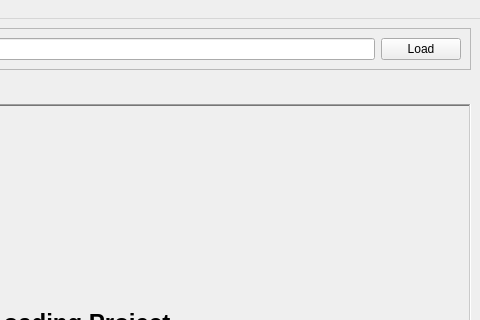
Above: ui/mainwindow.ui from adazem009/QScratchRuntime before the change; both pictures show x 320 to 800 and y 0 to 320 of the 800 by 600 pixel window. Below: the same form after it.
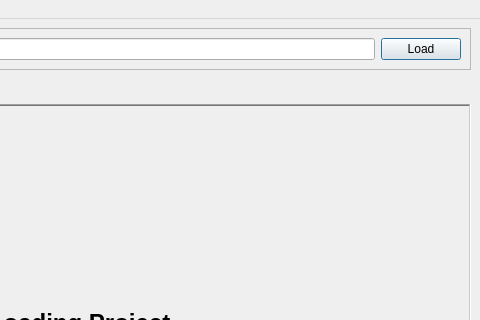
That is the form after the change.

Commit message: ui: mainwindow: Set load button as default

What changed in the file:
```diff
--- a/ui/mainwindow.ui
+++ b/ui/mainwindow.ui
@@ -71,6 +71,9 @@
          <property name="text">
           <string>Load</string>
          </property>
+         <property name="default">
+          <bool>true</bool>
+         </property>
         </widget>
        </item>
       </layout>
```
Left out of the diff: 2 changed lines with no effect on the pictures.
